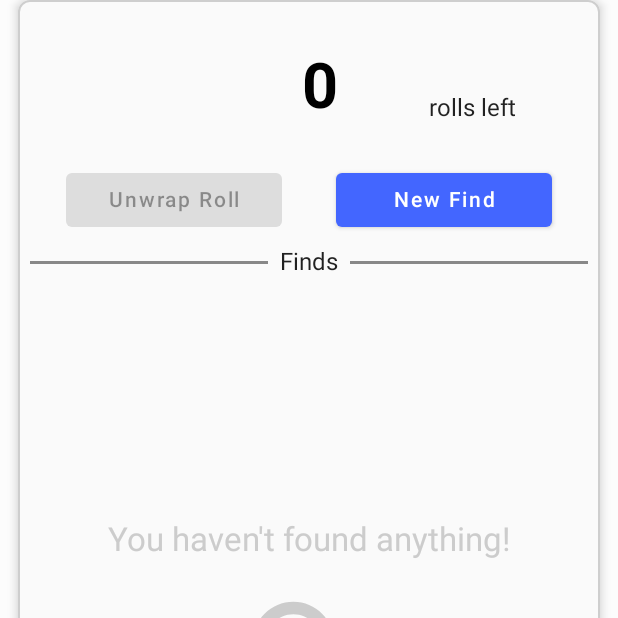
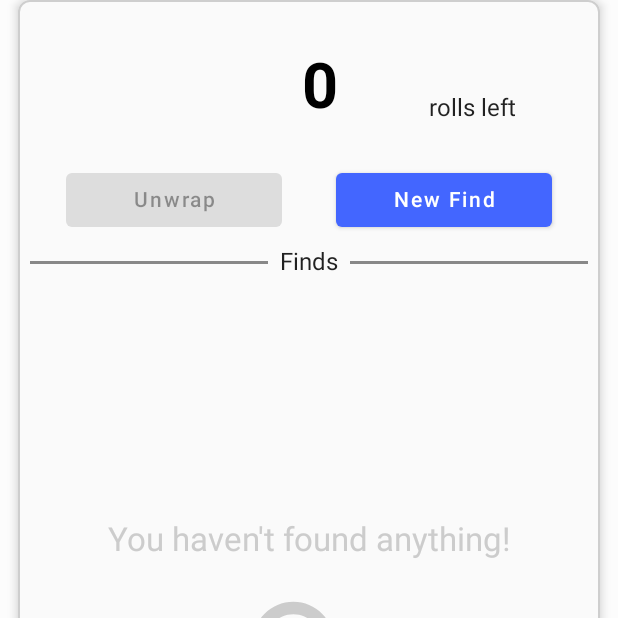
Before and after one commit to mcd-3/coin-hunting-buddy, an Android app built with Jetpack Compose: the composable CoinTypeHuntPanel shown on its own in the app's theme, on a phone screen of 412 x 824 dp, the top half of it. Run offline under Robolectric (Android 15) with nearby library versions, the phone set to English and light mode, and no system bars; our stand-ins replace Room's generated code, accompanist.

Commit message:
Fixed text

```diff
--- a/app/src/main/java/com/matthew/carvalhodagenais/coinhuntingbuddy/ui/components/CoinTypeHuntPanel.kt
+++ b/app/src/main/java/com/matthew/carvalhodagenais/coinhuntingbuddy/ui/components/CoinTypeHuntPanel.kt
@@ -113,7 +113,7 @@ fun CoinTypeHuntPanel(
                             .fillMaxWidth()
                             .padding(start = 32.dp, end = 18.dp),
                     ) {
-                        Text(text = "Unwrap Roll", textAlign = TextAlign.Center)
+                        Text(text = "Unwrap", textAlign = TextAlign.Center)
                     }
                 }
                 Column(
```
